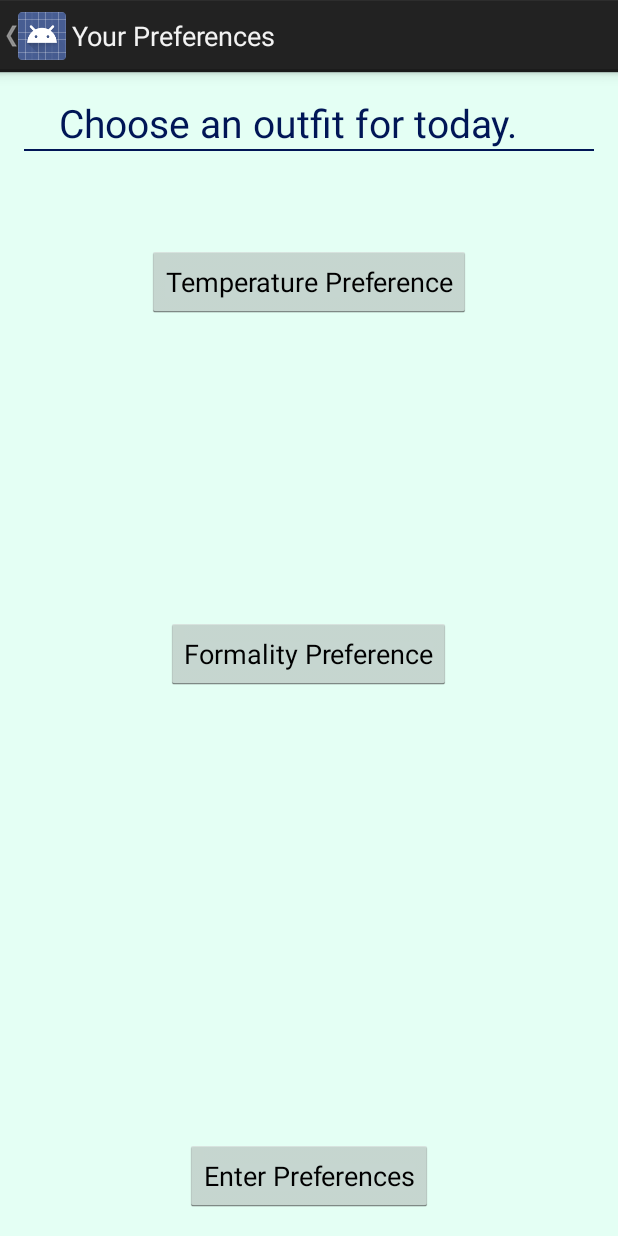
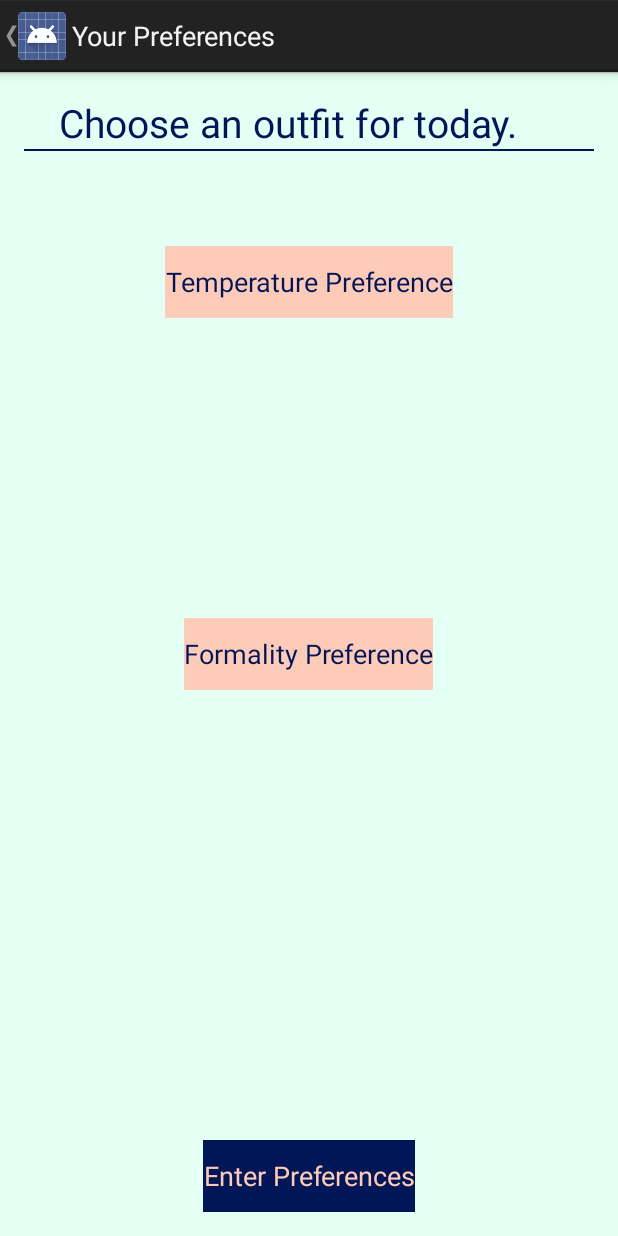
Before and after one commit to SheridanLGrant/Fab-Fashion, an Android app: the ChooseOutfit screen opened directly, with no data from a screen before it, on a phone screen of 412 x 824 dp. Run offline under Robolectric (Android 15) with nearby library versions, the phone set to English and light mode, and no system bars.

Commit message:
slight change to choose activity choose outfit

```diff
--- a/app/src/main/res/layout/activity_choose_outfit.xml
+++ b/app/src/main/res/layout/activity_choose_outfit.xml
@@ -38,7 +38,9 @@
         android:onClick="showPopUpTemperature"
         android:layout_alignParentTop="true"
         android:layout_centerHorizontal="true"
-        android:layout_marginTop="100dp" />
+        android:layout_marginTop="100dp"
+        android:background="#ffffcbb9"
+        android:textColor="#ff001656" />
 
     <TextView
         android:layout_width="wrap_content"
@@ -54,7 +56,9 @@
         android:id="@+id/form_button"
         android:onClick="showPopUpFormality"
         android:layout_centerVertical="true"
-        android:layout_centerHorizontal="true" />
+        android:layout_centerHorizontal="true"
+        android:background="#ffffcbb9"
+        android:textColor="#ff001656" />
 
     <TextView
         android:layout_width="wrap_content"
@@ -70,7 +74,9 @@
         android:id="@+id/enter_preferences"
         android:onClick="moveToOutfitView"
         android:layout_alignParentBottom="true"
-        android:layout_centerHorizontal="true" />
+        android:layout_centerHorizontal="true"
+        android:background="#ff001656"
+        android:textColor="#ffffcbb9" />
 
 
 </RelativeLayout>
```
